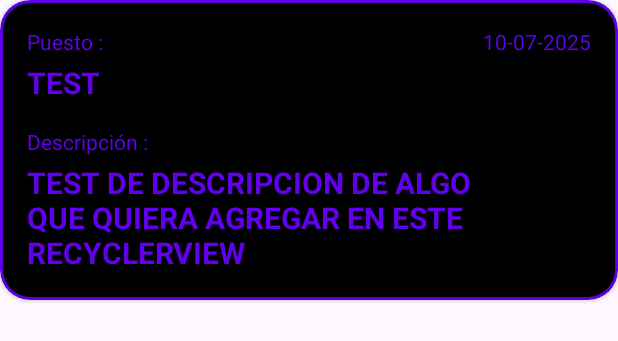
After one commit to vinybazterrica/PresentationCard, an Android app: the layout item_experiences_linkedin.xml on its own in the app's theme, with its tools: preview values and no code run, on a phone screen of 412 x 824 dp. The commit adds this screen. Shown: the top 341 px of the screen. Run offline under Robolectric (Android 15) with nearby library versions, the phone set to English and light mode, and no system bars.

Commit message:
Added experiences section and navigation
This commit introduces a new section to display professional experiences fetched from LinkedIn.

Key changes:
- Created `ExperienceActivity` to display a list of experiences.
- Added `ExperiencesAdapter` and `item_experiences_linkedin.xml` to render individual experience items in a RecyclerView.
- Implemented navigation from `ProfileActivity` to `ExperienceActivity` using `IntentHelper`.
- Updated `ProfileActivity` to include a button "Go to Experiences" and pass the experiences list to `ExperienceActivity`.
- Added new string resources for the experiences section and translated them to English and Portuguese.
- Created new styles for TextViews in `styles.xml`.
- Updated `AndroidManifest.xml` to declare `ExperienceActivity`.
- Incremented app version code and name.
- Ensured experiences list is saved and restored on configuration changes in `ExperienceActivity`.

```diff
--- a/app/build.gradle
+++ b/app/build.gradle
@@ -10,8 +10,8 @@ android {
         applicationId "com.example.presentationcard"
         minSdk 24
         targetSdk 35
-        versionCode 3
-        versionName "1.0.3-beta"
+        versionCode 4
+        versionName "1.0.4-beta"
     }
 
     buildTypes {
--- a/app/src/main/java/com/example/presentationcard/helper/IntentHelper.java
+++ b/app/src/main/java/com/example/presentationcard/helper/IntentHelper.java
@@ -5,11 +5,16 @@ import android.content.Intent;
 import android.os.Bundle;
 import android.util.Log;
 
+import com.example.presentationcard.activities.ExperienceActivity;
 import com.example.presentationcard.activities.ProfileActivity;
 
 public class IntentHelper {
     public static void goToProfile(Activity activity, Bundle bundle) {
         launchIntentAndFinish(activity, ProfileActivity.class, bundle);
+    }
+
+    public static void goToExperience(Activity activity, Bundle bundle) {
+        launchIntentAndFinish(activity, ExperienceActivity.class, bundle);
     }
 
     private static void launchIntentAndFinish(Activity activity, Class<?> className, Bundle params) {
--- a/app/src/main/java/com/example/presentationcard/utils/Constants.java
+++ b/app/src/main/java/com/example/presentationcard/utils/Constants.java
@@ -16,6 +16,7 @@ public class Constants {
 
     //KEYS
     public static final String LINKEDIN_PROFILE = "LINKEDIN_PROFILE";
+    public static final String LINKEDIN_EXPERIENCES_LIST = "LINKEDIN_EXPERIENCES_LIST";
 
 
     //ERROR
--- a/app/src/main/res/layout-land/activity_profile.xml
+++ b/app/src/main/res/layout-land/activity_profile.xml
@@ -189,12 +189,12 @@
         </LinearLayout>
 
         <Button
-            android:id="@+id/btnGoToEducation"
+            android:id="@+id/btnGoToExperience"
             style="@style/ButtonBorderPurple500"
             android:layout_width="match_parent"
             android:layout_height="wrap_content"
             android:layout_marginHorizontal="42dp"
             android:layout_marginTop="20dp"
-            android:text="Go to Education" />
+            android:text="@string/go_to_experiences"  />
     </LinearLayout>
 </LinearLayout>
--- a/app/src/main/res/layout/activity_profile.xml
+++ b/app/src/main/res/layout/activity_profile.xml
@@ -183,12 +183,12 @@
     </LinearLayout>
 
     <Button
-        android:id="@+id/btnGoToEducation"
+        android:id="@+id/btnGoToExperience"
         style="@style/ButtonBorderPurple500"
         android:layout_width="match_parent"
         android:layout_height="wrap_content"
         android:layout_marginHorizontal="42dp"
         android:layout_marginTop="20dp"
-        android:text="Go to Education" />
+        android:text="@string/go_to_experiences" />
 
 </LinearLayout>
--- /dev/null
+++ b/app/src/main/res/layout/item_experiences_linkedin.xml
@@ -0,0 +1,87 @@
+<?xml version="1.0" encoding="utf-8"?>
+<androidx.cardview.widget.CardView xmlns:android="http://schemas.android.com/apk/res/android"
+    xmlns:app="http://schemas.android.com/apk/res-auto"
+    xmlns:tools="http://schemas.android.com/tools"
+    android:layout_width="match_parent"
+    android:layout_height="wrap_content"
+    android:layout_marginBottom="4dp"
+    app:cardBackgroundColor="@color/purple_500"
+    app:cardCornerRadius="20dp">
+
+    <androidx.cardview.widget.CardView
+        android:layout_width="match_parent"
+        android:layout_height="match_parent"
+        android:layout_margin="2dp"
+        app:cardBackgroundColor="@color/black"
+        app:cardCornerRadius="18dp">
+
+        <LinearLayout
+            android:layout_width="match_parent"
+            android:layout_height="wrap_content"
+            android:orientation="vertical"
+            android:padding="16dp">
+
+            <LinearLayout
+                android:id="@+id/linearTitle"
+                android:layout_width="match_parent"
+                android:layout_height="wrap_content"
+                android:orientation="vertical">
+
+                <LinearLayout
+                    android:layout_width="match_parent"
+                    android:layout_height="wrap_content"
+                    android:orientation="horizontal">
+
+                    <TextView
+                        android:id="@+id/tvExperienceTitle"
+                        style="@style/TextViewPurple500"
+                        android:layout_width="wrap_content"
+                        android:layout_height="wrap_content"
+                        android:text="@string/experience_title" />
+
+                    <TextView
+                        android:id="@+id/tvPeriod"
+                        style="@style/TextViewPurple500"
+                        android:layout_width="match_parent"
+                        android:layout_height="wrap_content"
+                        android:layout_marginStart="8dp"
+                        android:gravity="end"
+                        android:lines="1"
+                        tools:text="10-07-2025" />
+                </LinearLayout>
+
+                <TextView
+                    android:id="@+id/tvExperience"
+                    style="@style/TextViewExperiences"
+                    android:layout_width="match_parent"
+                    android:layout_height="wrap_content"
+                    android:layout_marginTop="4dp"
+                    tools:text="TEST" />
+            </LinearLayout>
+
+            <LinearLayout
+                android:id="@+id/linearDescription"
+                android:layout_width="match_parent"
+                android:layout_height="wrap_content"
+                android:layout_marginTop="16dp"
+                android:layout_marginEnd="16dp"
+                android:orientation="vertical">
+
+                <TextView
+                    android:id="@+id/tvDescriptionTitle"
+                    style="@style/TextViewPurple500"
+                    android:layout_width="wrap_content"
+                    android:layout_height="wrap_content"
+                    android:text="@string/experience_description" />
+
+                <TextView
+                    android:id="@+id/tvDescription"
+                    style="@style/TextViewExperiences"
+                    android:layout_width="wrap_content"
+                    android:layout_height="wrap_content"
+                    android:layout_marginTop="4dp"
+                    tools:text="TEST DE DESCRIPCION DE ALGO QUE QUIERA AGREGAR EN ESTE RECYCLERVIEW" />
+            </LinearLayout>
+        </LinearLayout>
+    </androidx.cardview.widget.CardView>
+</androidx.cardview.widget.CardView>
--- a/app/src/main/res/values/strings.xml
+++ b/app/src/main/res/values/strings.xml
@@ -4,7 +4,13 @@
 
     <!-- ProfileActivity -->
     <string name="user_name">Vinicius Bazterrica</string>
+    <string name="go_to_experiences">Ir a Experiencias</string>
 
     <!--SplashActivity-->
     <string name="loading_data">Obteniendo datos</string>
+
+    <!-- ExperienceActivity -->
+    <string name="experience_title_activity">Experiencias</string>
+    <string name="experience_title">Puesto :</string>
+    <string name="experience_description">Descripción :</string>
 </resources>
--- a/app/src/main/res/values/styles.xml
+++ b/app/src/main/res/values/styles.xml
@@ -1,13 +1,36 @@
 <?xml version="1.0" encoding="utf-8"?>
 <resources>
+
     <style name="CircularImageView">
         <item name="cornerFamily">rounded</item>
         <item name="cornerSize">50%</item>
     </style>
 
+
+    <!-- TextViews theme. -->
+
+    <style name="TextViewTitles" parent="Widget.AppCompat.TextView">
+        <item name="android:textColor">@color/purple_500</item>
+        <item name="android:textSize">30sp</item>
+        <item name="android:layout_marginStart">30dp</item>
+        <item name="android:layout_marginTop">20dp</item>
+        <item name="android:textStyle">bold</item>
+    </style>
+
     <style name="TextViewPurple500" parent="Widget.AppCompat.TextView">
         <item name="android:textColor">@color/purple_500</item>
     </style>
+
+    <style name="TextViewExperiences" parent="Widget.AppCompat.TextView">
+        <item name="android:textColor">@color/purple_500</item>
+        <item name="android:textSize">20dp</item>
+        <item name="android:layout_marginTop">4dp</item>
+        <item name="android:textStyle">bold</item>
+
+    </style>
+
+
+    <!-- Button styles. -->
 
     <style name="ButtonBorderPurple500" parent="Widget.Material3.Button">
         <item name="strokeColor">@color/purple_500</item>
```
Also changed, not shown: app/src/main/AndroidManifest.xml (+8 -1 lines), app/src/main/java/com/example/presentationcard/activities/ExperienceActivity.java (added, +58 -0 lines), app/src/main/java/com/example/presentationcard/activities/ProfileActivity.java (+14 -4 lines), app/src/main/java/com/example/presentationcard/adapter/ExperiencesAdapter.java (added, +57 -0 lines), app/src/main/res/layout/activity_experience.xml (added, +43 -0 lines), 2 other files.
